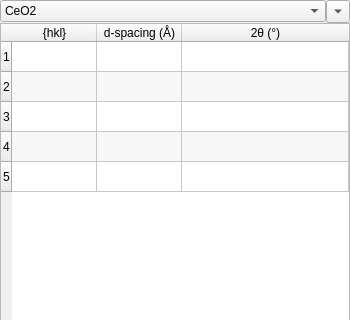
First picture: the form in hexrd/ui/resources/ui/materials_panel.ui, repository HEXRD/hexrdgui, before the edit; both pictures show x 0 to 350 and y 0 to 320 of the 350 by 538 pixel window.
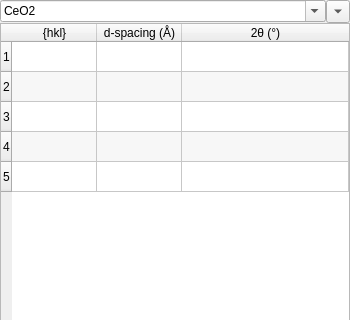
Second picture: the form after the edit.

Commit message:
Move "Modify Material Dialog" into materials panel
This makes the "Modify Material Dialog" into a widget, and it moves
it into the materials panel.

When the values in the spinboxes are modified (keyboard tracking is
off), or the combo boxes change, the rings and the materials panel
table are updated immediately.

You can add a material or remove a material via the tool button.

You can also rename the material since the combo box is now editable.

```diff
--- a/hexrd/ui/resources/ui/materials_panel.ui
+++ b/hexrd/ui/resources/ui/materials_panel.ui
@@ -46,7 +46,7 @@
         <string/>
        </property>
        <property name="editable">
-        <bool>false</bool>
+        <bool>true</bool>
        </property>
        <item>
         <property name="text">
```
The commit also changes 4 other files.
